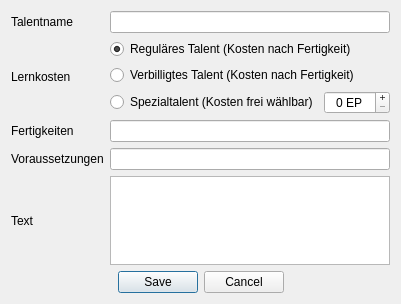
The window that UI/DatenbankEditTalent.ui (Aeolitus/Sephrasto) describes before a commit, drawn with Qt 5.
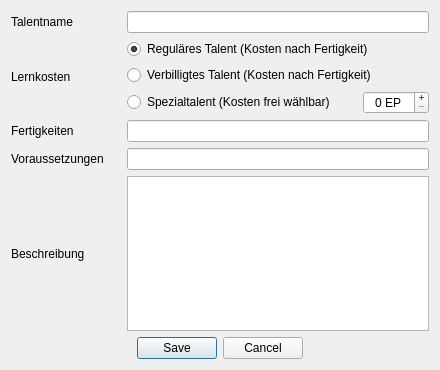
The same window after the commit.

What changed in the file:
```diff
--- a/UI/DatenbankEditTalent.ui
+++ b/UI/DatenbankEditTalent.ui
@@ -9,8 +9,8 @@
    <rect>
     <x>0</x>
     <y>0</y>
-    <width>381</width>
-    <height>304</height>
+    <width>440</width>
+    <height>370</height>
    </rect>
   </property>
   <property name="windowTitle">
@@ -62,6 +62,12 @@
         <layout class="QHBoxLayout" name="horizontalLayout">
          <item>
           <widget class="QRadioButton" name="buttonSpezial">
+           <property name="sizePolicy">
+            <sizepolicy hsizetype="Preferred" vsizetype="Fixed">
+             <horstretch>0</horstretch>
+             <verstretch>0</verstretch>
+            </sizepolicy>
+           </property>
            <property name="text">
             <string>Spezialtalent (Kosten frei wählbar)</string>
            </property>
@@ -69,6 +75,18 @@
          </item>
          <item>
           <widget class="QSpinBox" name="spinKosten">
+           <property name="sizePolicy">
+            <sizepolicy hsizetype="Fixed" vsizetype="Fixed">
+             <horstretch>0</horstretch>
+             <verstretch>0</verstretch>
+            </sizepolicy>
+           </property>
+           <property name="minimumSize">
+            <size>
+             <width>60</width>
+             <height>0</height>
+            </size>
+           </property>
            <property name="alignment">
             <set>Qt::AlignCenter</set>
            </property>
@@ -102,6 +120,12 @@
      </item>
      <item row="3" column="0">
       <widget class="QLabel" name="label_4">
+       <property name="minimumSize">
+        <size>
+         <width>110</width>
+         <height>0</height>
+        </size>
+       </property>
        <property name="text">
         <string>Voraussetzungen</string>
        </property>
@@ -113,7 +137,7 @@
      <item row="4" column="0">
       <widget class="QLabel" name="label_5">
        <property name="text">
-        <string>Text</string>
+        <string>Beschreibung</string>
        </property>
       </widget>
      </item>
```
